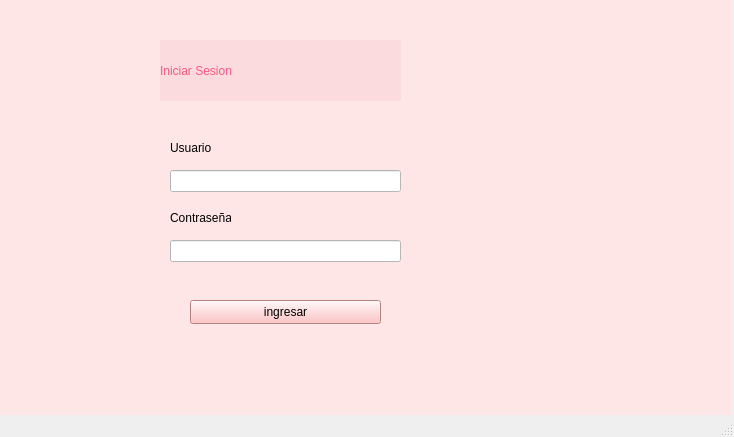
Scastelar/Chat, file mainwindow.ui: the form before one commit.
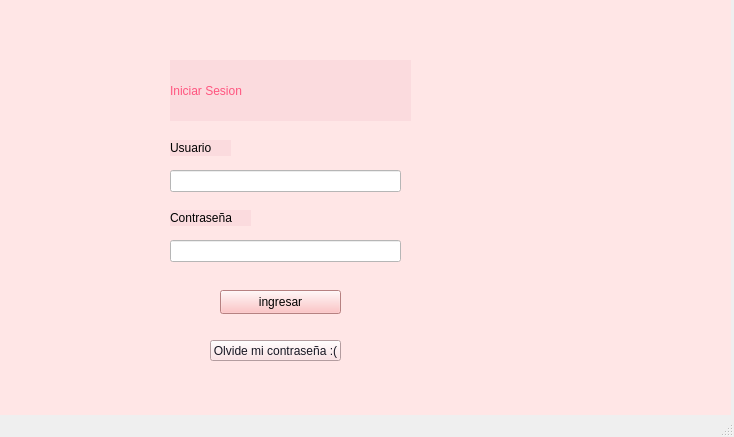
The form after the commit. The open tabs and pages were chosen to show the change. Icons and pictures are not drawn.

The edit to the form file:
```diff
--- a/mainwindow.ui
+++ b/mainwindow.ui
@@ -111,9 +111,9 @@
      <widget class="QPushButton" name="pushButton_3">
       <property name="geometry">
        <rect>
-        <x>190</x>
-        <y>300</y>
-        <width>191</width>
+        <x>220</x>
+        <y>290</y>
+        <width>121</width>
         <height>24</height>
        </rect>
       </property>
@@ -127,8 +127,8 @@
      <widget class="QLabel" name="label_3">
       <property name="geometry">
        <rect>
-        <x>160</x>
-        <y>40</y>
+        <x>170</x>
+        <y>60</y>
         <width>241</width>
         <height>61</height>
        </rect>
@@ -147,10 +147,14 @@
        <rect>
         <x>170</x>
         <y>140</y>
-        <width>49</width>
+        <width>61</width>
         <height>16</height>
        </rect>
       </property>
+      <property name="styleSheet">
+       <string notr="true">font: 600 11pt &quot;Segoe UI&quot;;
+background-color: rgb(251, 219, 222);</string>
+      </property>
       <property name="text">
        <string>Usuario</string>
       </property>
@@ -160,10 +164,14 @@
        <rect>
         <x>170</x>
         <y>210</y>
-        <width>61</width>
+        <width>81</width>
         <height>16</height>
        </rect>
       </property>
+      <property name="styleSheet">
+       <string notr="true">font: 600 11pt &quot;Segoe UI&quot;;
+background-color: rgb(251, 219, 222);</string>
+      </property>
       <property name="text">
        <string>Contraseña</string>
       </property>
@@ -194,6 +202,25 @@
        <string notr="true">background-color: rgb(255, 255, 255);</string>
       </property>
      </widget>
+     <widget class="QPushButton" name="pushButton_9">
+      <property name="geometry">
+       <rect>
+        <x>210</x>
+        <y>340</y>
+        <width>131</width>
+        <height>21</height>
+       </rect>
+      </property>
+      <property name="styleSheet">
+       <string notr="true">border-color: rgb(251, 219, 222);
+background-color: rgb(251, 219, 222);
+color: rgb(23, 23, 35);
+</string>
+      </property>
+      <property name="text">
+       <string>Olvide mi contraseña :(</string>
+      </property>
+     </widget>
     </widget>
     <widget class="QWidget" name="page_3">
      <widget class="QLabel" name="label_6">
```
Left out of the diff: 95 changed lines with no effect on the pictures.
